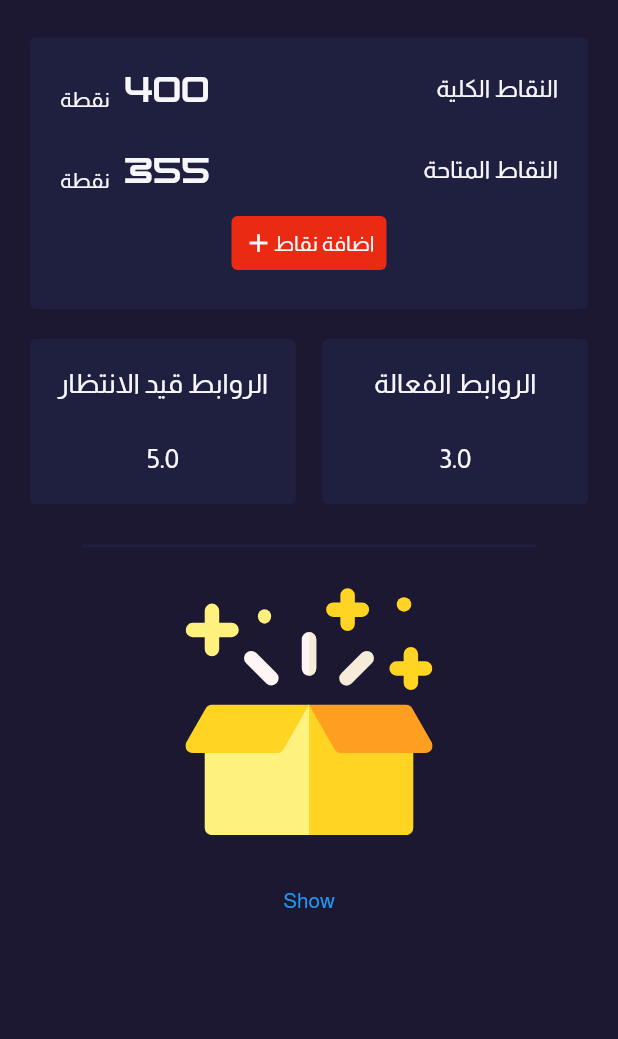
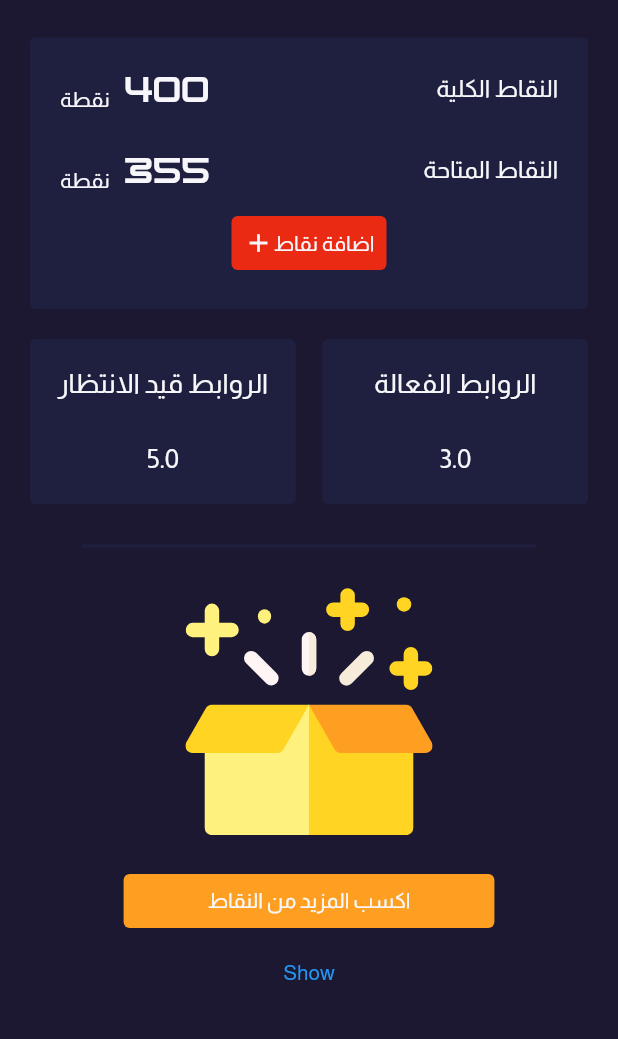
Before and after one commit to ELASHMAWYDEV/follow-fan, a Flutter app: the screen it shows after launch, on a phone screen of 412 x 824 dp, the part 90-1129 px from its top. Run offline on Flutter 3.47's test engine with Material 2 defaults, Android fonts, the light colour scheme and no system bars; our stand-ins replace dio, flutter_svg, get, pretty_dio_logger, shared_preferences.

Commit message:
finished home screen ui

```diff
--- a/lib/ui/screens/home/home_screen.dart
+++ b/lib/ui/screens/home/home_screen.dart
@@ -53,7 +53,20 @@ class _HomeScreenState extends State<HomeScreen> {
                         width: size.width * 0.4,
                         child: SvgPicture.asset("assets/images/gift.svg",
                             fit: BoxFit.contain),
-                      )
+                      ),
+                      Container(
+                        width: size.width * 0.6,
+                        // margin: EdgeInsets.symmetric(horizontal: 50),
+                        child: TextButton(
+                          onPressed: () {},
+                          style: ButtonStyle(
+                            backgroundColor:
+                                MaterialStateProperty.all(kOrangeColor),
+                          ),
+                          child: Text("اكسب المزيد من النقاط",
+                              style: TextStyle(color: kWhiteColor)),
+                        ),
+                      ),
                     ],
                   ),
                   TextButton(
--- a/lib/utils/constants.dart
+++ b/lib/utils/constants.dart
@@ -6,6 +6,7 @@ const Color kPrimaryColor = Color(0xFF1f203f);
 const Color kPrimaryDarkColor = Color(0xFF1c1832);
 const Color kPrimaryLightColor = Color(0xFF5380d1);
 const Color kWhiteColor = Color(0xFFf7f7fb);
+const Color kOrangeColor = Color(0xFFFF9F22);
 const Color kRedColor = Color(0xFFeb2a14);
 const Color kGreenColor = Color(0xFF00c89d);
 
```
